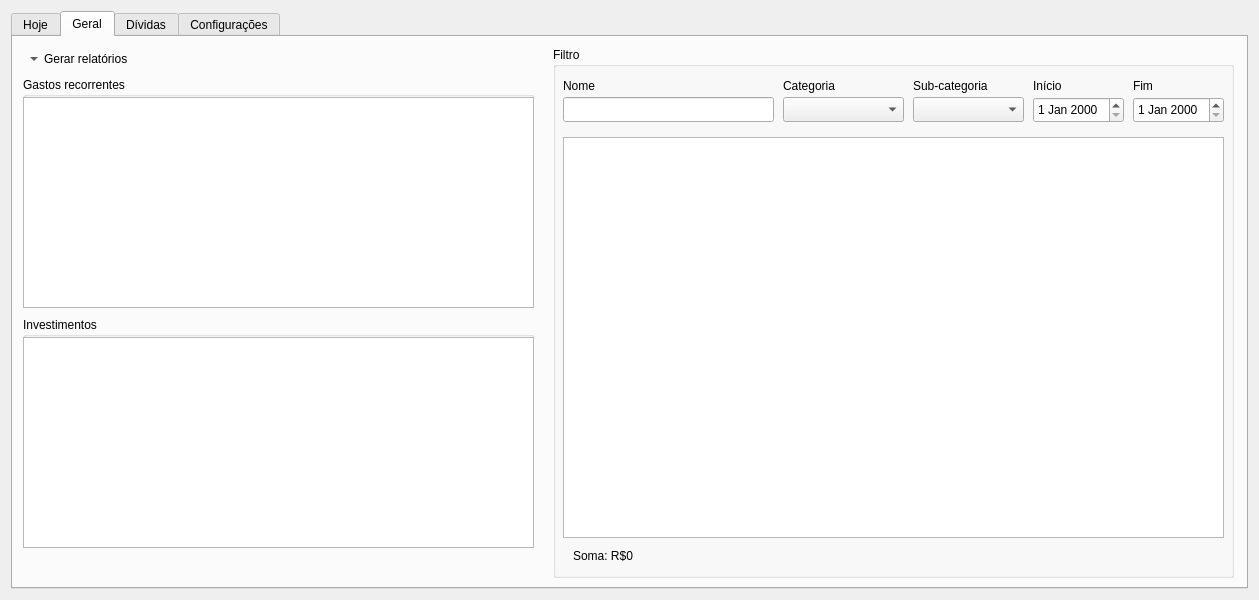
Before: the Qt Designer form ui/janela.ui in vazerick/controle_gastos, drawn with Qt 5.
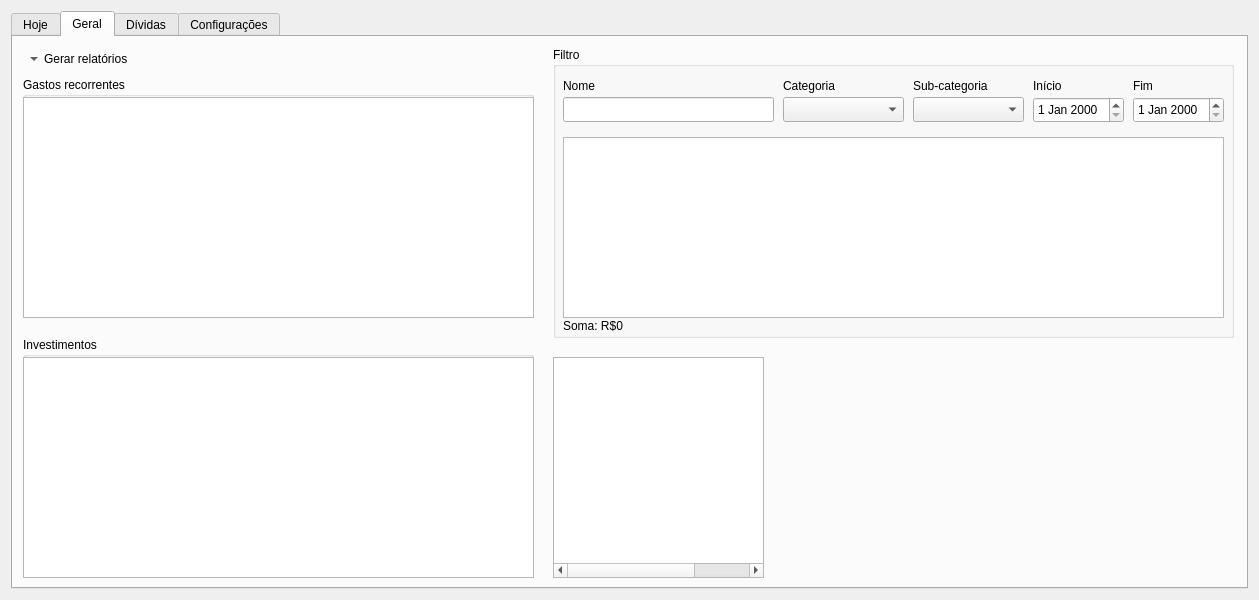
After: the same form once the commit is applied. The open tabs and pages were chosen to show the change. Custom widgets are drawn as their Qt base class.

What changed in the file:
```diff
--- a/ui/janela.ui
+++ b/ui/janela.ui
@@ -1073,7 +1073,7 @@
          <x>10</x>
          <y>40</y>
          <width>511</width>
-         <height>231</height>
+         <height>241</height>
         </rect>
        </property>
        <property name="title">
@@ -1085,7 +1085,7 @@
           <x>0</x>
           <y>20</y>
           <width>511</width>
-          <height>211</height>
+          <height>221</height>
          </rect>
         </property>
         <property name="alternatingRowColors">
@@ -1151,7 +1151,7 @@
          <x>540</x>
          <y>10</y>
          <width>681</width>
-         <height>531</height>
+         <height>291</height>
         </rect>
        </property>
        <property name="title">
@@ -1287,7 +1287,7 @@
           <x>10</x>
           <y>90</y>
           <width>661</width>
-          <height>401</height>
+          <height>181</height>
          </rect>
         </property>
         <property name="alternatingRowColors">
@@ -1354,8 +1354,8 @@
        <widget class="QLabel" name="label">
         <property name="geometry">
          <rect>
-          <x>20</x>
-          <y>500</y>
+          <x>10</x>
+          <y>270</y>
           <width>71</width>
           <height>17</height>
          </rect>
@@ -1369,9 +1369,9 @@
        <property name="geometry">
         <rect>
          <x>10</x>
-         <y>280</y>
+         <y>300</y>
          <width>511</width>
-         <height>231</height>
+         <height>241</height>
         </rect>
        </property>
        <property name="title">
@@ -1383,7 +1383,7 @@
           <x>0</x>
           <y>20</y>
           <width>511</width>
-          <height>211</height>
+          <height>221</height>
          </rect>
         </property>
         <property name="alternatingRowColors">
@@ -1465,6 +1465,44 @@
         <enum>Qt::DownArrow</enum>
        </property>
       </widget>
+      <widget class="QTreeWidget" name="treeAno">
+       <property name="geometry">
+        <rect>
+         <x>540</x>
+         <y>320</y>
+         <width>211</width>
+         <height>221</height>
+        </rect>
+       </property>
+       <attribute name="headerVisible">
+        <bool>false</bool>
+       </attribute>
+       <column>
+        <property name="text">
+         <string>Mês</string>
+        </property>
+       </column>
+       <column>
+        <property name="text">
+         <string>Entrada</string>
+        </property>
+       </column>
+       <column>
+        <property name="text">
+         <string>Saída</string>
+        </property>
+       </column>
+      </widget>
+      <widget class="PlotLinha" name="graficoLinha" native="true">
+       <property name="geometry">
+        <rect>
+         <x>760</x>
+         <y>320</y>
+         <width>461</width>
+         <height>221</height>
+        </rect>
+       </property>
+      </widget>
      </widget>
      <widget class="QWidget" name="Dividas">
       <attribute name="title">
@@ -1916,6 +1954,12 @@
    <header location="global">ui.plotcanvas</header>
    <container>1</container>
   </customwidget>
+  <customwidget>
+   <class>PlotLinha</class>
+   <extends>QWidget</extends>
+   <header location="global">ui.plotcanvas</header>
+   <container>1</container>
+  </customwidget>
  </customwidgets>
  <resources/>
  <connections/>
```
Left out of the diff: 2 changed lines with no effect on the pictures.
